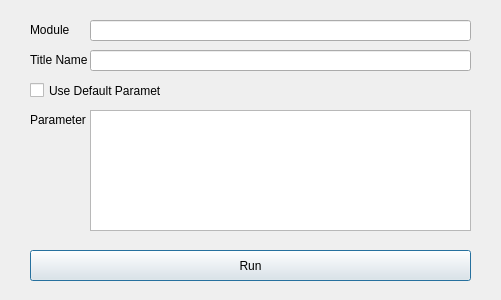
Above: Azenqos/module_dialog.ui from meritechsolutions/azenqos_qgis_plugin before the change. Below: the same form after it.
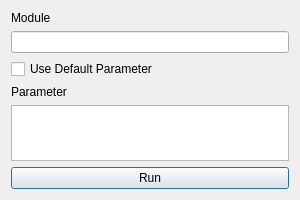
That is the form after the change.

Patch:
```diff
--- a/Azenqos/module_dialog.ui
+++ b/Azenqos/module_dialog.ui
@@ -6,120 +6,61 @@
    <rect>
     <x>0</x>
     <y>0</y>
-    <width>501</width>
-    <height>300</height>
+    <width>300</width>
+    <height>200</height>
    </rect>
   </property>
   <property name="minimumSize">
    <size>
-    <width>501</width>
-    <height>300</height>
+    <width>300</width>
+    <height>200</height>
    </size>
   </property>
   <property name="maximumSize">
    <size>
-    <width>501</width>
-    <height>300</height>
+    <width>16777215</width>
+    <height>16777215</height>
    </size>
   </property>
   <property name="windowTitle">
    <string>Dialog</string>
   </property>
-  <widget class="QPushButton" name="pushButton">
-   <property name="geometry">
-    <rect>
-     <x>30</x>
-     <y>250</y>
-     <width>441</width>
-     <height>31</height>
-    </rect>
-   </property>
-   <property name="text">
-    <string>Run</string>
-   </property>
-  </widget>
-  <widget class="QPlainTextEdit" name="param_te">
-   <property name="geometry">
-    <rect>
-     <x>90</x>
-     <y>110</y>
-     <width>381</width>
-     <height>121</height>
-    </rect>
-   </property>
-  </widget>
-  <widget class="QLabel" name="label">
-   <property name="geometry">
-    <rect>
-     <x>30</x>
-     <y>110</y>
-     <width>61</width>
-     <height>20</height>
-    </rect>
-   </property>
-   <property name="text">
-    <string>Parameter</string>
-   </property>
-  </widget>
-  <widget class="QCheckBox" name="checkBox">
-   <property name="geometry">
-    <rect>
-     <x>30</x>
-     <y>80</y>
-     <width>131</width>
-     <height>21</height>
-    </rect>
-   </property>
-   <property name="text">
-    <string>Use Default Parameter</string>
-   </property>
-  </widget>
-  <widget class="QLineEdit" name="module_le">
-   <property name="geometry">
-    <rect>
-     <x>90</x>
-     <y>20</y>
-     <width>381</width>
-     <height>21</height>
-    </rect>
-   </property>
-  </widget>
-  <widget class="QLabel" name="label_2">
-   <property name="geometry">
-    <rect>
-     <x>30</x>
-     <y>20</y>
-     <width>61</width>
-     <height>20</height>
-    </rect>
-   </property>
-   <property name="text">
-    <string>Module</string>
-   </property>
-  </widget>
-  <widget class="QLabel" name="label_3">
-   <property name="geometry">
-    <rect>
-     <x>30</x>
-     <y>50</y>
-     <width>61</width>
-     <height>20</height>
-    </rect>
-   </property>
-   <property name="text">
-    <string>Title Name</string>
-   </property>
-  </widget>
-  <widget class="QLineEdit" name="title_le">
-   <property name="geometry">
-    <rect>
-     <x>90</x>
-     <y>50</y>
-     <width>381</width>
-     <height>21</height>
-    </rect>
-   </property>
-  </widget>
+  <layout class="QVBoxLayout" name="verticalLayout">
+   <item>
+    <widget class="QLabel" name="label_2">
+     <property name="text">
+      <string>Module</string>
+     </property>
+    </widget>
+   </item>
+   <item>
+    <widget class="QLineEdit" name="module_le"/>
+   </item>
+   <item>
+    <widget class="QCheckBox" name="checkBox">
+     <property name="text">
+      <string>Use Default Parameter</string>
+     </property>
+    </widget>
+   </item>
+   <item>
+    <widget class="QLabel" name="label">
+     <property name="text">
+      <string>Parameter</string>
+     </property>
+    </widget>
+   </item>
+   <item>
+    <widget class="QPlainTextEdit" name="param_te"/>
+   </item>
+   <item>
+    <widget class="QPushButton" name="pushButton">
+     <property name="text">
+      <string>Run</string>
+     </property>
+    </widget>
+   </item>
+  </layout>
  </widget>
  <resources/>
  <connections/>
```
